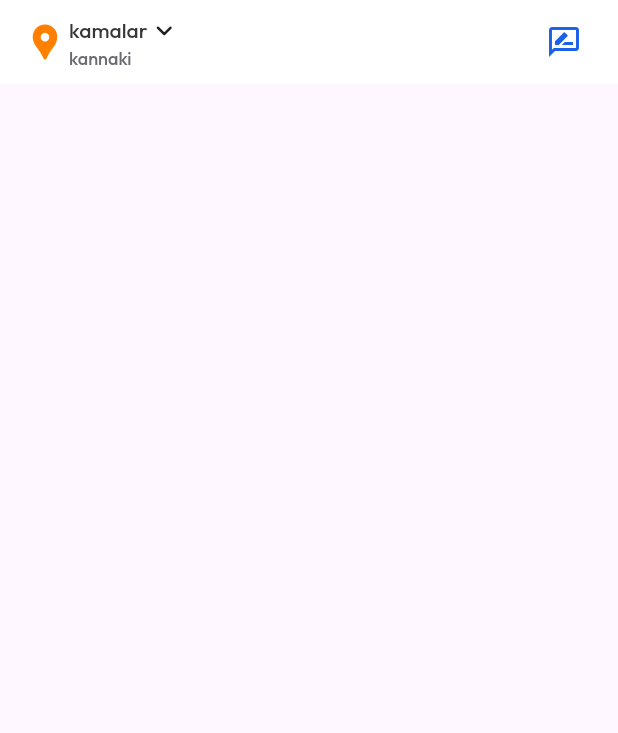
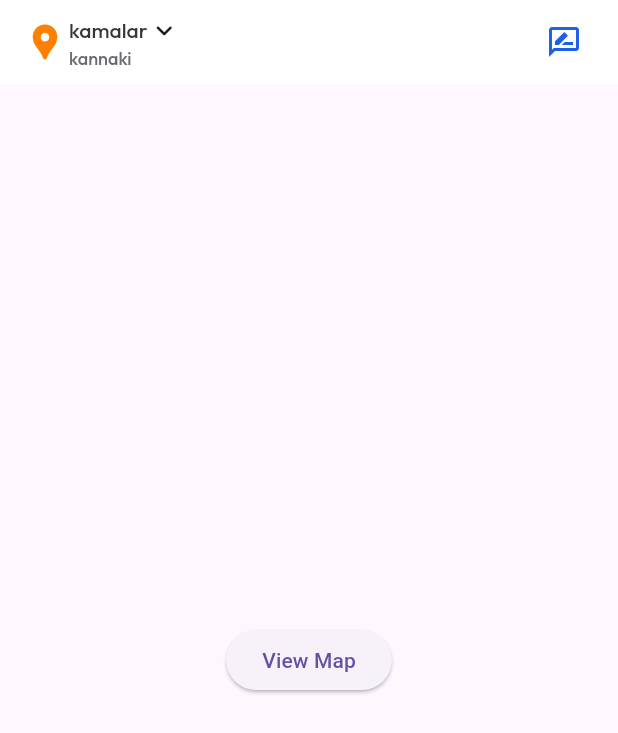
Before and after one commit to RAVISHANKAR2608/google_map, a Flutter app: the screen it shows after launch, on a phone screen of 412 x 824 dp. Shown: the top 733 px of the screen. Run offline on Flutter 3.47's test engine with Material 3 defaults, Android fonts, the phone set to English and light mode, and no system bars; our stand-ins replace dotted_line, geocoding, google_fonts, google_maps_flutter.

Commit message:
map button body

```diff
--- a/lib/main.dart
+++ b/lib/main.dart
@@ -114,7 +114,14 @@ class HomePage extends StatelessWidget {
           )
         ],
       ),
-      body: const Center(),
+     body: Center(
+        child: ElevatedButton(
+          onPressed: () {
+            Navigator.of(context).pushNamed('/map');
+          },
+          child: const Text('View Map'),
+        ),
+      ),
     );
   }
 
@@ -152,7 +159,7 @@ class HomePage extends StatelessWidget {
                           size: 30,
                           // weight: 20,
                         ),
-                        SizedBox(
+                        const SizedBox(
                           width: 10,
                         ),
                         Text(
```
